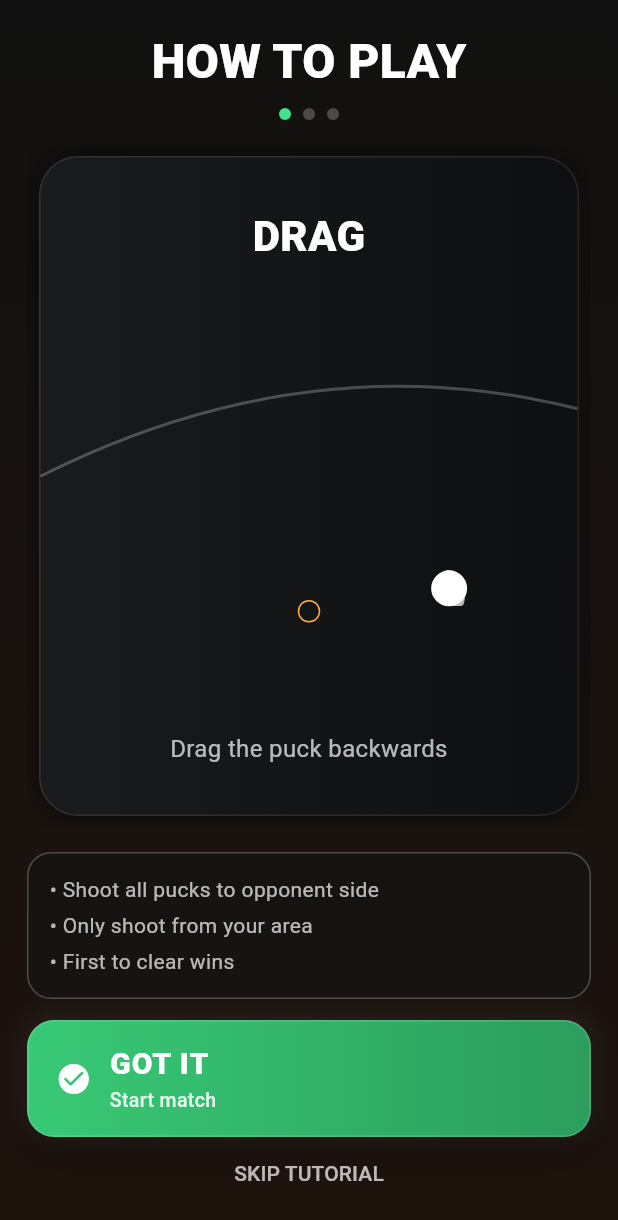
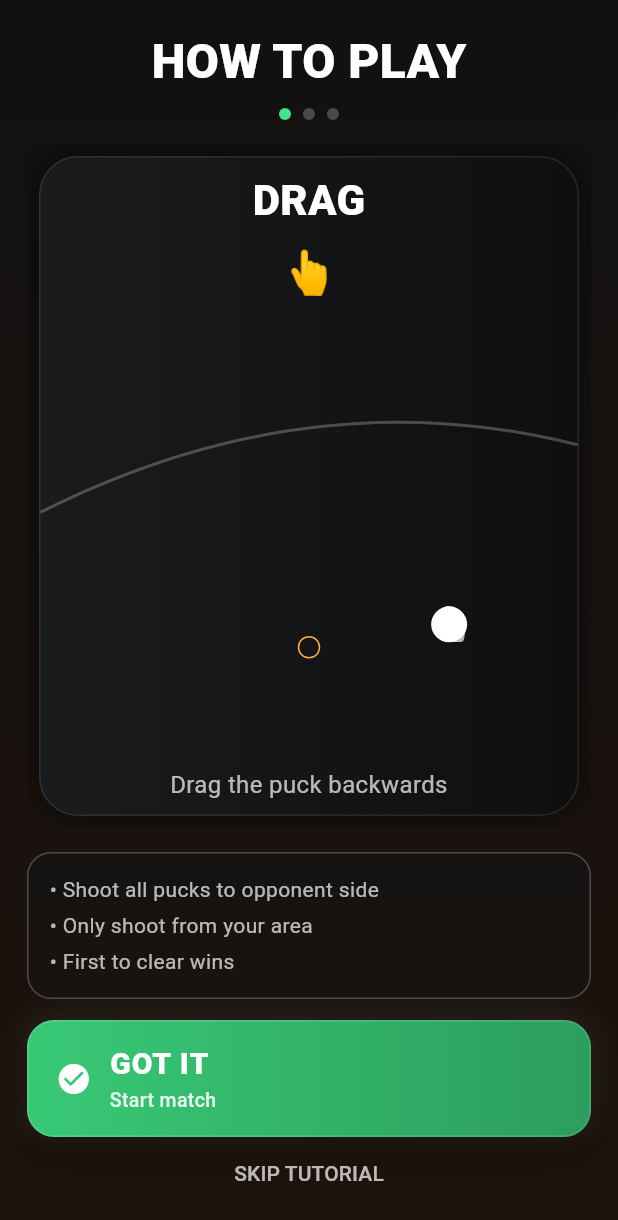
Before and after one commit to iayr1/foosball, a Flutter app: the screen it shows after launch, after a tap on "2 PLAYER", on a phone screen of 412 x 824 dp. Shown: the top 1220 px of the screen. Run offline on Flutter 3.47's test engine with Material 3 defaults, Android fonts, the phone set to English and light mode, and no system bars; our stand-ins replace flutter_riverpod, shared_preferences; missing offline and left inert: flame.

Commit message:
Fix tutorial screen analyzer parameter warnings

```diff
--- a/lib/screens/tutorial_screen.dart
+++ b/lib/screens/tutorial_screen.dart
@@ -131,10 +131,12 @@ class _TutorialScreenState extends State<TutorialScreen> {
 class _TutorialCard extends StatefulWidget {
   const _TutorialCard({
     required this.title,
+    required this.symbol,
     required this.text,
   });
 
   final String title;
+  final String symbol;
   final String text;
 
   @override
@@ -217,7 +219,7 @@ class _TutorialCardState extends State<_TutorialCard>
           gradient: const LinearGradient(
             colors: [Color(0xFF1A1B1D), Color(0xFF0E0F11)],
           ),
-          border: Border.all(color: Colors.white.withOpacity(0.1)),
+          border: Border.all(color: Colors.white.withValues(alpha: 0.1)),
           boxShadow: const [
             BoxShadow(color: Colors.black54, blurRadius: 20),
           ],
@@ -235,6 +237,12 @@ class _TutorialCardState extends State<_TutorialCard>
               ),
             ),
 
+            const SizedBox(height: 8),
+            Text(
+              widget.symbol,
+              style: const TextStyle(fontSize: 28),
+            ),
+
             const SizedBox(height: 20),
 
             /// 🎯 TRAJECTORY
@@ -249,7 +257,7 @@ class _TutorialCardState extends State<_TutorialCard>
                   /// ✋ HAND
                   AnimatedBuilder(
                     animation: _puckController,
-                    builder: (_, __) {
+                    builder: (_, _) {
                       return Transform.translate(
                         offset: Offset(
                           _puckMove.value.dx * 120,
@@ -267,7 +275,7 @@ class _TutorialCardState extends State<_TutorialCard>
                   /// ⚪ PUCK
                   AnimatedBuilder(
                     animation: _puckController,
-                    builder: (_, __) {
+                    builder: (_, _) {
                       return Transform.translate(
                         offset: Offset(
                           _puckMove.value.dx * 120,
@@ -288,7 +296,7 @@ class _TutorialCardState extends State<_TutorialCard>
                   /// 💥 IMPACT
                   AnimatedBuilder(
                     animation: _impactController,
-                    builder: (_, __) {
+                    builder: (_, _) {
                       return Opacity(
                         opacity: _impactOpacity.value,
                         child: Transform.scale(
```
